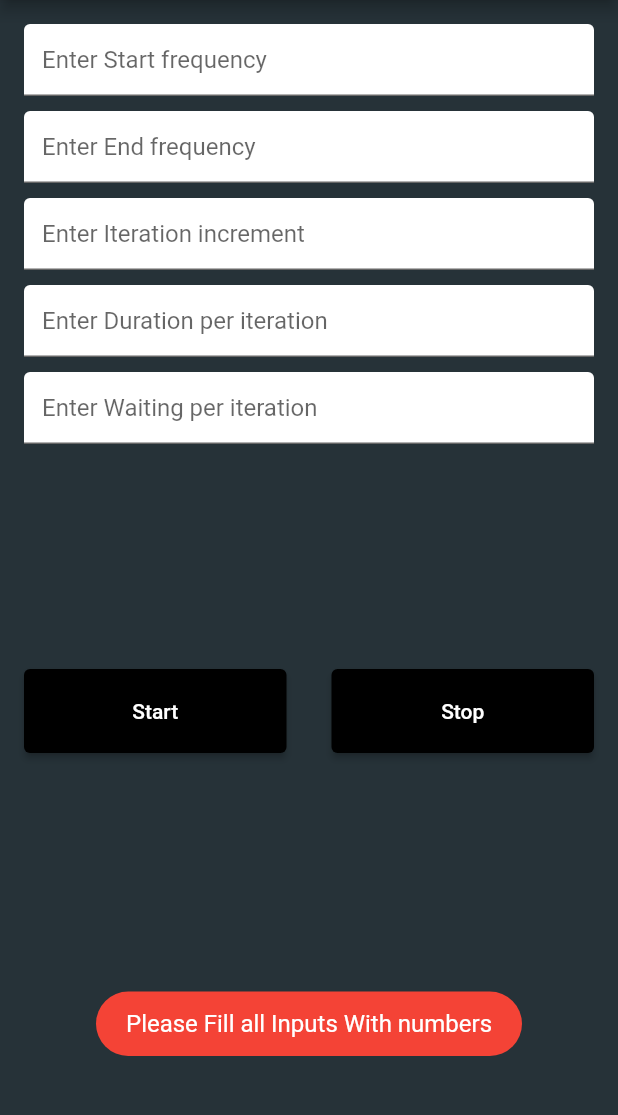
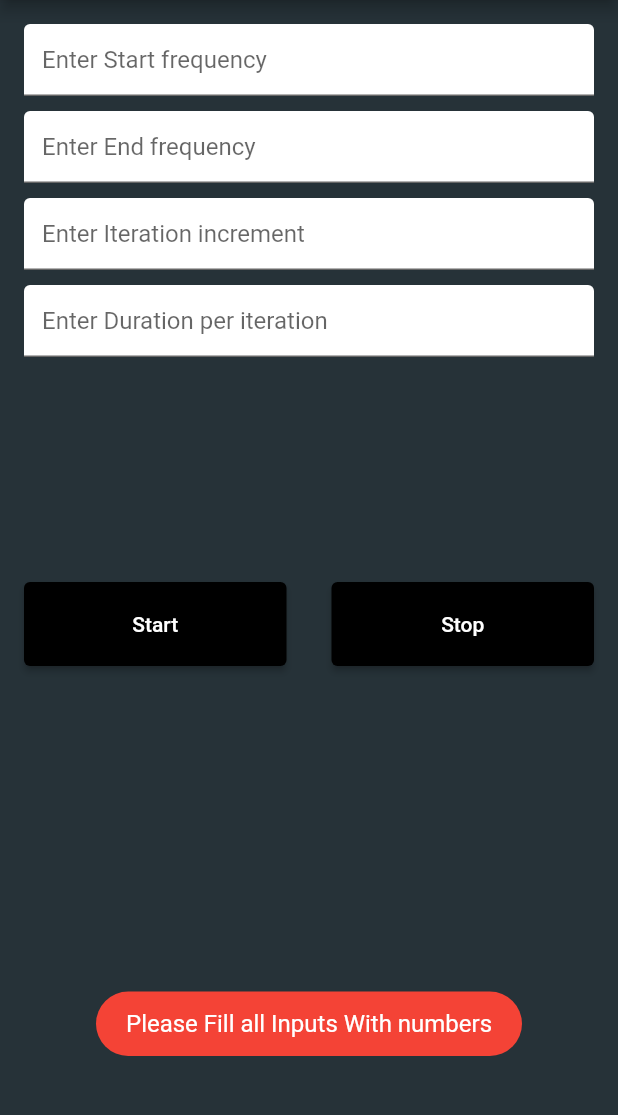
Before and after one commit to ZiadHosny/Vibration, a Flutter app: the screen it shows after launch, after a tap on "Start", on a phone screen of 412 x 824 dp, the part 84-1199 px from its top. Run offline on Flutter 3.47's test engine with Material 2 defaults, Android fonts, the phone set to English and light mode, and no system bars; our stand-ins replace fluttertoast, vibration.

```diff
--- a/lib/main.dart
+++ b/lib/main.dart
@@ -19,7 +19,6 @@ class _MyAppState extends State<MyApp> {
   TextEditingController incrementController = TextEditingController();
   TextEditingController durationPerIterationController =
       TextEditingController();
-  TextEditingController waitingPerIterationController = TextEditingController();
 
   void start() {
     int? startFrequency = int.tryParse(startFrequencyController.text);
@@ -27,26 +26,28 @@ class _MyAppState extends State<MyApp> {
     int? iterationIncrement = int.tryParse(incrementController.text);
     int? durationPerIteration =
         int.tryParse(durationPerIterationController.text);
-    int? waitingPerIteration = int.tryParse(waitingPerIterationController.text);
 
     if (startFrequency != null &&
         endFrequency != null &&
         iterationIncrement != null &&
-        durationPerIteration != null &&
-        waitingPerIteration != null) {
+        durationPerIteration != null) {
+      List<int> pattern = [];
       int count = (endFrequency - startFrequency) ~/ iterationIncrement;
 
-      List<int> intensities = [];
-      List<int> pattern = [];
+      int frequency = startFrequency;
+      for (var i = 0; i < count; i++) {
+        int currentFrequency = durationPerIteration ~/ frequency;
+        int count = (durationPerIteration ~/ currentFrequency) * 2;
 
-      for (var i = 0; i < count; i++) {
-        int secondFrequency = startFrequency! + iterationIncrement;
-        intensities.addAll([startFrequency, secondFrequency]);
-        pattern.addAll([waitingPerIteration, durationPerIteration]);
-        startFrequency = secondFrequency;
+        for (int i = 0; i < count; ++i) {
+          pattern.add((i % 2 == 0) ? 1 : currentFrequency - 1);
+        }
+        frequency += iterationIncrement;
       }
 
-      Vibration.vibrate(pattern: pattern, intensities: intensities);
+      print(pattern);
+
+      Vibration.vibrate(pattern: pattern);
     } else {
       Fluttertoast.showToast(
           msg: "Please Fill all Inputs With numbers",
@@ -127,18 +128,6 @@ class _MyAppState extends State<MyApp> {
                   ),
                 ),
                 const SizedBox(
-                  height: 10,
-                ),
-                TextField(
-                  keyboardType: TextInputType.number,
-                  controller: waitingPerIterationController,
-                  decoration: const InputDecoration(
-                    filled: true,
-                    fillColor: Colors.white,
-                    hintText: 'Enter Waiting per iteration',
-                  ),
-                ),
-                const SizedBox(
                   height: 150,
                 ),
                 Row(
--- a/pubspec.yaml
+++ b/pubspec.yaml
@@ -18,7 +18,7 @@ publish_to: 'none' # Remove this line if you wish to publish to pub.dev
 version: 1.0.0+1
 
 environment:
-  sdk: ">=2.17.5 <3.0.0"
+  sdk: '>=2.17.5 <3.0.0'
 
 # Dependencies specify other packages that your package needs in order to work.
 # To automatically upgrade your package dependencies to the latest versions
@@ -29,7 +29,6 @@ environment:
 dependencies:
   flutter:
     sdk: flutter
-
 
   # The following adds the Cupertino Icons font to your application.
   # Use with the CupertinoIcons class for iOS style icons.
@@ -52,8 +51,8 @@ dev_dependencies:
 # following page: https://dart.dev/tools/pub/pubspec
 
 # The following section is specific to Flutter packages.
+
 flutter:
-
   # The following line ensures that the Material Icons font is
   # included with your application, so that you can use the icons in
   # the material Icons class.
```
Also changed, not shown: 6 other files.
